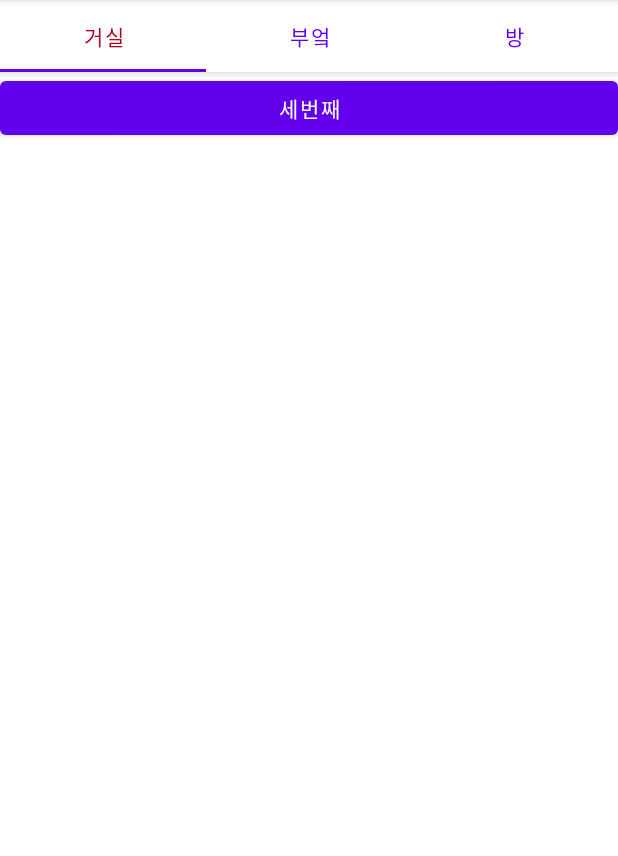
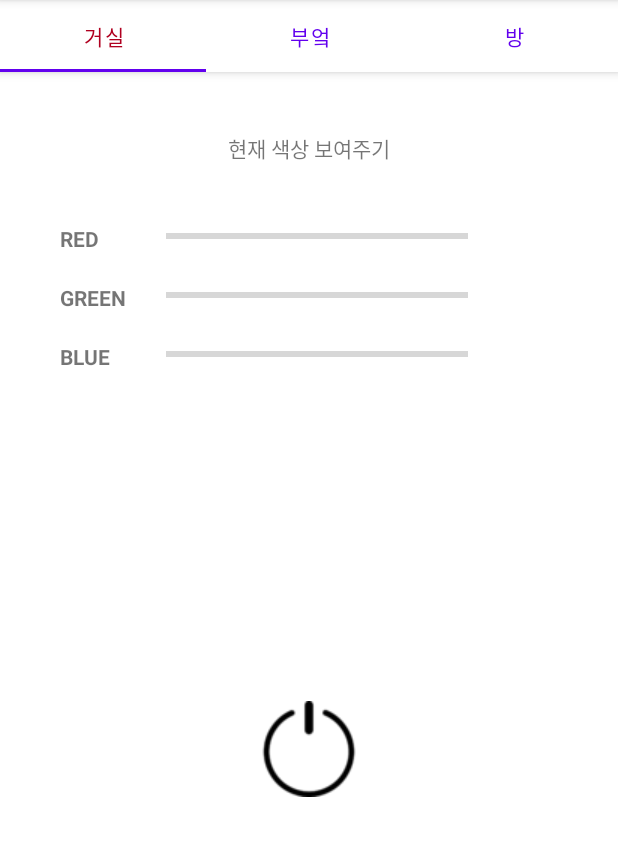
Before and after one commit to fallen0253/homePlus, an Android app: the fragment FragmentRoom placed in its activity, on a phone screen of 412 x 824 dp, the part 84-940 px from its top. Run offline under Robolectric (Android 15) with nearby library versions, the phone set to English and light mode, and no system bars.

Commit message:
fragment_room.xml 상단 -> 텍스트뷰 추가 중단 -> 텍스트뷰, 프로그래스바 추가 하단 -> 이미지뷰 추가
fragment_kitchen.xml
상단 -> 이미지 뷰, 텍스트 뷰 추가
중단 -> 텍스트 뷰 추가 , 타이머 부분은 미구현
하단 -> 이미지 뷰 추가

```diff
--- a/app/src/main/java/com/example/homeplus/FragmentRoom.java
+++ b/app/src/main/java/com/example/homeplus/FragmentRoom.java
@@ -1,5 +1,6 @@
 package com.example.homeplus;
 
+import android.graphics.ColorSpace;
 import android.os.Bundle;
 
 import androidx.fragment.app.Fragment;
@@ -7,6 +8,7 @@ import androidx.fragment.app.Fragment;
 import android.view.LayoutInflater;
 import android.view.View;
 import android.view.ViewGroup;
+import android.widget.TextView;
 
 /**
  * A simple {@link Fragment} subclass.
@@ -14,7 +16,6 @@ import android.view.ViewGroup;
  * create an instance of this fragment.
  */
 public class FragmentRoom extends Fragment {
-
     // TODO: Rename parameter arguments, choose names that match
     // the fragment initialization parameters, e.g. ARG_ITEM_NUMBER
     private static final String ARG_PARAM1 = "param1";
@@ -58,7 +59,14 @@ public class FragmentRoom extends Fragment {
     @Override
     public View onCreateView(LayoutInflater inflater, ViewGroup container,
                              Bundle savedInstanceState) {
-        // Inflate the layout for this fragment
-        return inflater.inflate(R.layout.fragment_room, container, false);
+        View fragroom = inflater.inflate(R.layout.fragment_room,container,false);
+        TextView text1 = fragroom.findViewById(R.id.text1);
+        text1.setOnClickListener(new View.OnClickListener() {
+            @Override
+            public void onClick(View v) {
+                text1.setTextColor(0xAA1e6de0);
+            }
+        });
+        return fragroom;
     }
 }
--- a/app/src/main/java/com/example/homeplus/homePlusMain.java
+++ b/app/src/main/java/com/example/homeplus/homePlusMain.java
@@ -41,6 +41,7 @@ public class homePlusMain extends AppCompatActivity {
         tabs.addTab(tabs.newTab().setText("부엌"));
         tabs.addTab(tabs.newTab().setText("방"));
 
+
         tabs.addOnTabSelectedListener(new TabLayout.OnTabSelectedListener() {
             @Override
             public void onTabSelected(TabLayout.Tab tab) {
--- a/app/src/main/res/layout/fragment_living_room.xml
+++ b/app/src/main/res/layout/fragment_living_room.xml
@@ -69,12 +69,12 @@
             android:width="200dp"
             android:height="50dp"
             android:background="@drawable/background_edittext"
-            android:layout_marginTop="10dp"
+            android:layout_marginTop="5dp"
             android:layout_width="wrap_content"
             android:layout_height="wrap_content"
             android:hint="메세지를 입력해주세요"/>
         <ImageView
-            android:src="@drawable/point2"
+            android:src="@drawable/shutdown1"
             android:layout_width="wrap_content"
             android:layout_height="100dp"/>
     </LinearLayout>
--- a/app/src/main/res/layout/fragment_room.xml
+++ b/app/src/main/res/layout/fragment_room.xml
@@ -3,12 +3,84 @@
     xmlns:tools="http://schemas.android.com/tools"
     android:layout_width="match_parent"
     android:layout_height="match_parent"
+    android:gravity="center|top"
+    android:orientation="vertical"
     tools:context=".FragmentRoom">
 
-    <!-- TODO: Update blank fragment layout -->
-    <Button
-        android:text="세번째"
+    <TextView
+        android:layout_width="wrap_content"
+        android:layout_height="wrap_content"
+        android:text="현재 색상 보여주기"
+        android:layout_marginTop="40dp"
+        android:layout_marginBottom="40dp"/>
+
+    <LinearLayout
         android:layout_width="match_parent"
-        android:layout_height="wrap_content"/>
+        android:layout_height="wrap_content"
+        android:layout_marginBottom="20dp">
+        <TextView
+            android:id="@+id/text1"
+            android:layout_marginLeft="40dp"
+            android:layout_width="0dp"
+            android:layout_height="wrap_content"
+            android:text="RED"
+            android:layout_weight="1"
+            android:clickable="true"
+            android:textStyle="bold"/>
+        <ProgressBar
+            android:layout_marginLeft="20dp"
+            android:layout_width="150dp"
+            android:layout_height="wrap_content"
+            android:layout_weight="1"
+            style="?android:attr/progressBarStyleHorizontal"
+            android:layout_marginRight="100dp"/>
+
+    </LinearLayout>
+    <LinearLayout
+        android:layout_width="match_parent"
+        android:layout_height="wrap_content"
+        android:layout_marginBottom="20dp">
+        <TextView
+            android:layout_marginLeft="40dp"
+            android:layout_width="0dp"
+            android:layout_height="wrap_content"
+            android:text="GREEN"
+            android:layout_weight="1"
+            android:textStyle="bold"/>
+        <ProgressBar
+            android:layout_marginLeft="20dp"
+            android:layout_width="150dp"
+            android:layout_height="wrap_content"
+            android:layout_weight="1"
+            style="?android:attr/progressBarStyleHorizontal"
+            android:layout_marginRight="100dp"/>
+
+    </LinearLayout>
+    <LinearLayout
+    android:layout_width="match_parent"
+    android:layout_height="wrap_content"
+    android:layout_marginBottom="20dp">
+    <TextView
+        android:layout_marginLeft="40dp"
+        android:layout_width="0dp"
+        android:layout_height="wrap_content"
+        android:text="BLUE"
+        android:layout_weight="1"
+        android:textStyle="bold"/>
+    <ProgressBar
+        android:layout_marginLeft="20dp"
+        android:layout_width="150dp"
+        android:layout_height="wrap_content"
+        android:layout_weight="1"
+        style="?android:attr/progressBarStyleHorizontal"
+        android:layout_marginRight="100dp"
+        />
 
 </LinearLayout>
+        <ImageView
+            android:layout_width="match_parent"
+            android:layout_height="wrap_content"
+            android:src="@drawable/shutdown1"
+            android:layout_marginTop="200dp"/>
+
+</LinearLayout>
```
Also changed, not shown: app/src/main/res/layout/fragment_kitchen.xml (+32 -4 lines), app/src/main/res/drawable/shield.png (added), app/src/main/res/drawable/shutdown1.png (added).
